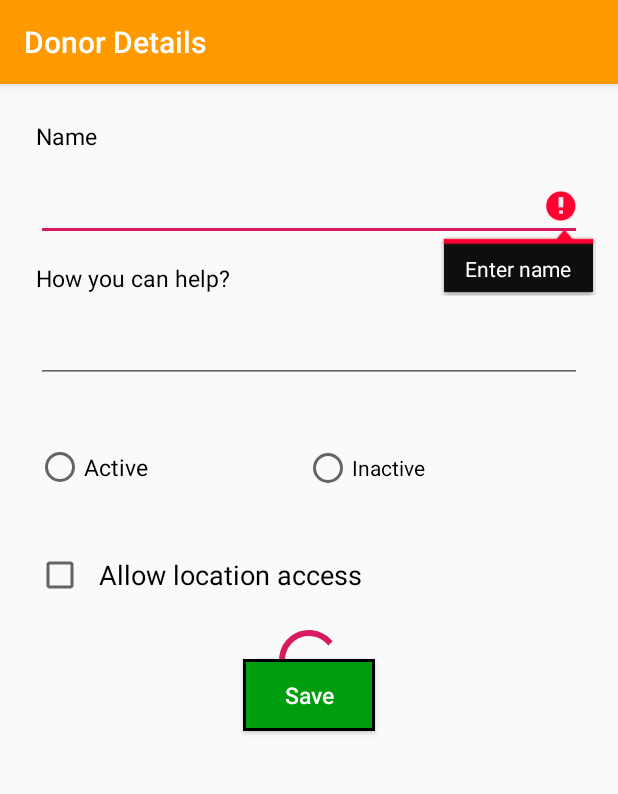
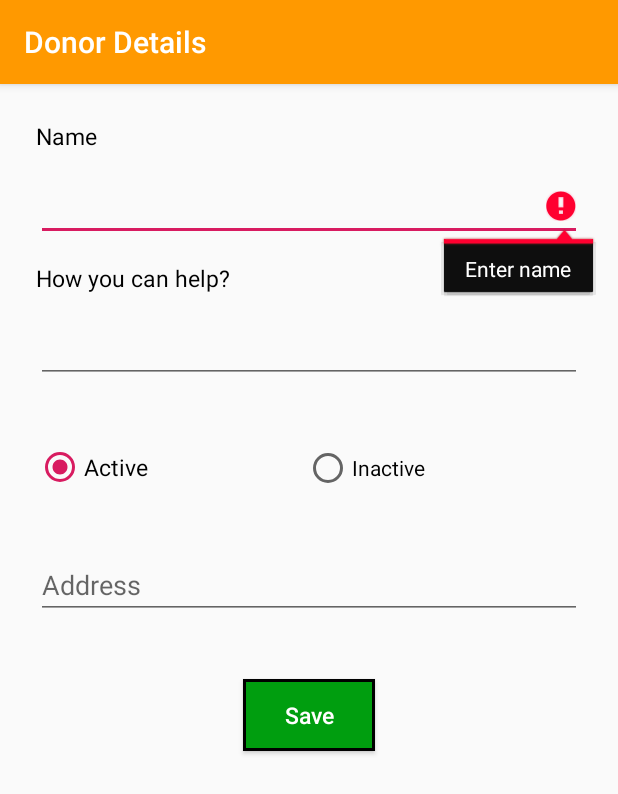
Before and after one commit to sachinrana135/FeedMyCity, an Android app: the DonorDetailsActivity screen opened directly, with no data from a screen before it, after a tap on "Save", on a phone screen of 412 x 824 dp. Shown: the top 794 px of the screen. Run offline under Robolectric (Android 15) with nearby library versions, the phone set to English and light mode, and no system bars; our stand-ins replace Dagger/Hilt's generated code; libraries missing offline, so code that uses them is left out: com.schibstedspain.leku; 1 statement that could not run was skipped.

Commit message:
Add donor address text field

```diff
--- a/app/src/main/java/com/alfanse/feedindia/data/models/SaveDonorRequest.kt
+++ b/app/src/main/java/com/alfanse/feedindia/data/models/SaveDonorRequest.kt
@@ -7,5 +7,6 @@ data class SaveDonorRequest(
     val lng: String,
     val mobile: String,
     val name: String,
-    val status: String
+    val status: String,
+    val location_address: String
 )
--- a/app/src/main/java/com/alfanse/feedindia/ui/donordetails/DonorDetailsActivity.kt
+++ b/app/src/main/java/com/alfanse/feedindia/ui/donordetails/DonorDetailsActivity.kt
@@ -13,7 +13,11 @@ import com.alfanse.feedindia.data.Resource
 import com.alfanse.feedindia.data.Status
 import com.alfanse.feedindia.factory.ViewModelFactory
 import com.alfanse.feedindia.ui.mobileauth.CodeVerificationActivity
-import com.schibstedspain.leku.*
+import com.google.android.material.snackbar.Snackbar
+import com.schibstedspain.leku.LATITUDE
+import com.schibstedspain.leku.LOCATION_ADDRESS
+import com.schibstedspain.leku.LONGITUDE
+import com.schibstedspain.leku.LocationPickerActivity
 import kotlinx.android.synthetic.main.activity_donor_details.*
 import javax.inject.Inject
 
@@ -45,36 +49,42 @@ class DonorDetailsActivity : AppCompatActivity() {
     }
 
     private fun initListener(){
-        var status = 0
+        var status = 1
         rbActive.setOnCheckedChangeListener { _, isChecked ->
-            if (isChecked){
-                status = 1
-            }
+            if (isChecked) status = 1
         }
-
-        cbAllowLocation.setOnCheckedChangeListener{ _, isChecked ->
-            if (isChecked){
-                startLocationPicker()
-            }
+        rbInActive.setOnCheckedChangeListener { _, isChecked ->
+            if (isChecked) status = 0
         }
-
-        if (!cbAllowLocation.isChecked){
-            donorLat = 0.0
-            donorLng = 0.0
+        etDonorAddress.setOnClickListener {
+            startLocationPicker()
         }
 
         btnSave.setOnClickListener {
-            if (etName.text.toString().trim().isEmpty()){
-                etName.error = "Enter name"
-            } else if (etDonationInfo.text.toString().trim().isEmpty()){
-                etDonationInfo.error = "Enter your donation"
+            when {
+                etName.text.toString().trim().isEmpty() -> {
+                    etName.error = "Enter name"
+                    return@setOnClickListener
+                }
+
+                etDonationInfo.text.toString().trim().isEmpty() -> {
+                    etDonationInfo.error = "Enter your donation"
+                    return@setOnClickListener
+                }
+
+                etDonorAddress.text.toString().trim().isEmpty() -> {
+                    Snackbar.make(findViewById(android.R.id.content), "Please give you location",
+                        Snackbar.LENGTH_SHORT).show()
+                    return@setOnClickListener
+                }
             }
 
             donorDetailViewModel.saveDonorDetails(etName.text.toString(),
                 etDonationInfo.text.toString(), status.toString(),
                 donorLat.toString(),
                 donorLng.toString(),
-                phone)
+                phone,
+                etDonorAddress.text.toString())
         }
     }
 
@@ -114,11 +124,18 @@ class DonorDetailsActivity : AppCompatActivity() {
                     donorLat = data.getDoubleExtra(LATITUDE, 0.0)
                     donorLng = data.getDoubleExtra(LONGITUDE, 0.0)
                     val address = data.getStringExtra(LOCATION_ADDRESS)
-                    val postalcode = data.getStringExtra(ZIPCODE)
+                    if (address != null){
+                        setAddressToView(address)
+                    }
                 }
             }
         }
     }
+
+    private fun setAddressToView(address: String){
+        etDonorAddress.setText(address)
+    }
+
     companion object {
         private const val TAG = "DonorDetailsActivity"
         private const val MAP_BUTTON_REQUEST_CODE = 1
--- a/app/src/main/java/com/alfanse/feedindia/ui/donordetails/DonorDetailsViewModel.kt
+++ b/app/src/main/java/com/alfanse/feedindia/ui/donordetails/DonorDetailsViewModel.kt
@@ -32,14 +32,15 @@ class DonorDetailsViewModel
         status: String,
         lat: String,
         lng: String,
-        mobile: String
+        mobile: String,
+        address: String
     ) {
         saveDonorLiveData.value = Resource.loading(null)
 
         viewModelScope.launch(handler) {
             var firebaseId = memoryStorage.getString(FIREBASE_USER_ID_PREFS_KEY, "")!!
             val saveDonorRequest =
-                SaveDonorRequest(donateItems, firebaseId, lat, lng, mobile, name, status)
+                SaveDonorRequest(donateItems, firebaseId, lat, lng, mobile, name, status, address)
 
             repository.saveDonor(saveDonorRequest)?.let { response ->
                 if (response.userId != null) {
--- a/app/src/main/java/com/alfanse/feedindia/ui/mobileauth/MobileVerificationActivity.kt
+++ b/app/src/main/java/com/alfanse/feedindia/ui/mobileauth/MobileVerificationActivity.kt
@@ -60,8 +60,8 @@ class MobileVerificationActivity : AppCompatActivity() {
                     override fun onSuccess(user: FirebaseUser?) {
                         // If success then navigate user to Donor details screen
                         if (user != null) {
+                            phoneNumber = user.phoneNumber
                             phoneVerificationViewModel.saveFirebaseUserId(user.uid)
-                            phoneNumber = user.phoneNumber
                         }
                     }
 
--- a/app/src/main/res/layout/activity_donor_details.xml
+++ b/app/src/main/res/layout/activity_donor_details.xml
@@ -15,7 +15,8 @@
         android:text="@string/name_label"
         android:textSize="@dimen/font_normal"
         app:layout_constraintStart_toStartOf="parent"
-        app:layout_constraintTop_toTopOf="parent" />
+        app:layout_constraintTop_toTopOf="parent"
+        android:focusedByDefault="true"/>
 
     <EditText
         android:id="@+id/etName"
@@ -54,7 +55,8 @@
         app:layout_constraintStart_toStartOf="parent"
         android:layout_marginTop="@dimen/spacing_huge"
         android:orientation="horizontal"
-        android:weightSum="1">
+        android:weightSum="1"
+        android:checkedButton="@id/rbActive">
 
         <RadioButton
             android:id="@+id/rbActive"
@@ -72,16 +74,19 @@
             android:layout_weight="0.5"/>
     </RadioGroup>
 
-    <CheckBox
-        android:id="@+id/cbAllowLocation"
-        android:layout_width="wrap_content"
+    <EditText
+        android:id="@+id/etDonorAddress"
+        android:layout_width="match_parent"
         android:layout_height="wrap_content"
         android:layout_marginTop="@dimen/spacing_huge"
-        android:text="@string/allow_access_label"
+        android:ems="10"
+        android:hint="@string/donor_address_hint"
+        android:inputType="textMultiLine"
+        android:maxLength="100"
         app:layout_constraintStart_toStartOf="parent"
         app:layout_constraintTop_toBottomOf="@+id/rgStatus"
-        android:textSize="@dimen/font_large"
-        android:paddingStart="@dimen/spacing_small"/>
+        android:focusableInTouchMode="false"
+        android:focusable="false"/>
 
     <Button
         android:id="@+id/btnSave"
@@ -95,7 +100,7 @@
         android:textSize="@dimen/font_normal"
         app:layout_constraintEnd_toEndOf="parent"
         app:layout_constraintStart_toStartOf="parent"
-        app:layout_constraintTop_toBottomOf="@id/cbAllowLocation" />
+        app:layout_constraintTop_toBottomOf="@id/etDonorAddress" />
 
     <ProgressBar
         android:id="@+id/progressBar"
--- a/app/src/main/res/values/strings.xml
+++ b/app/src/main/res/values/strings.xml
@@ -25,4 +25,5 @@
     <string name="radio_button_inactive">Inactive</string>
     <string name="allow_access_label">Allow location access</string>
     <string name="save_button_label">Save</string>
+    <string name="donor_address_hint">Address</string>
 </resources>
```
Also changed, not shown: app/src/main/java/com/alfanse/feedindia/ui/splash/SplashActivity.kt (+2 -5 lines).
